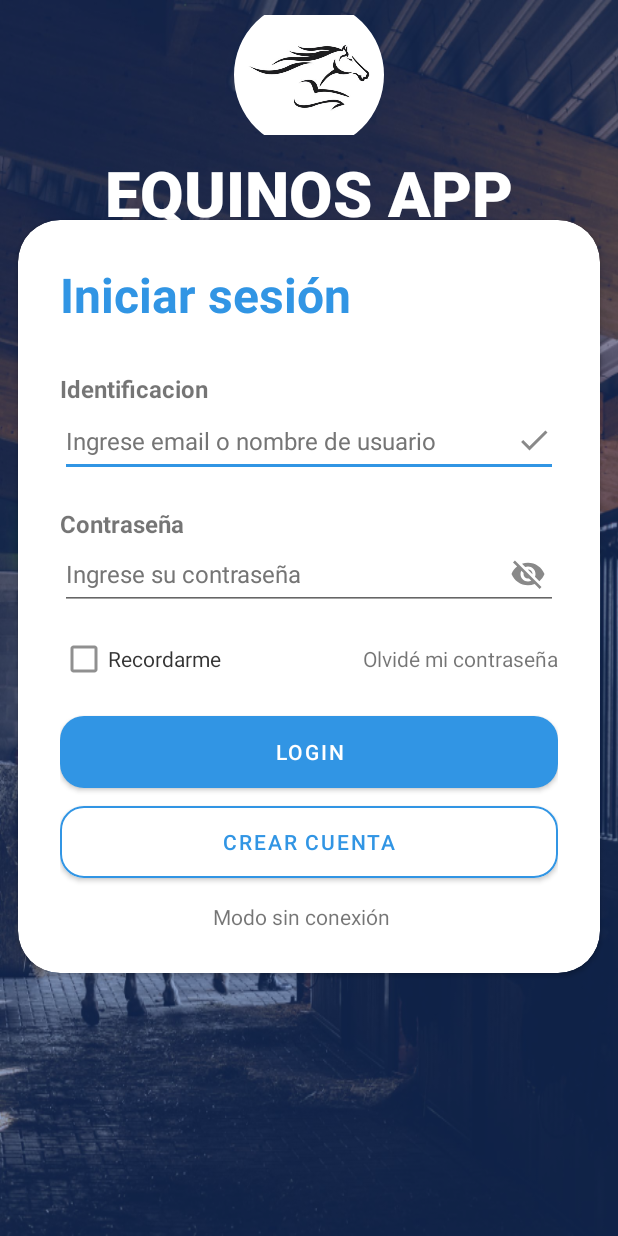
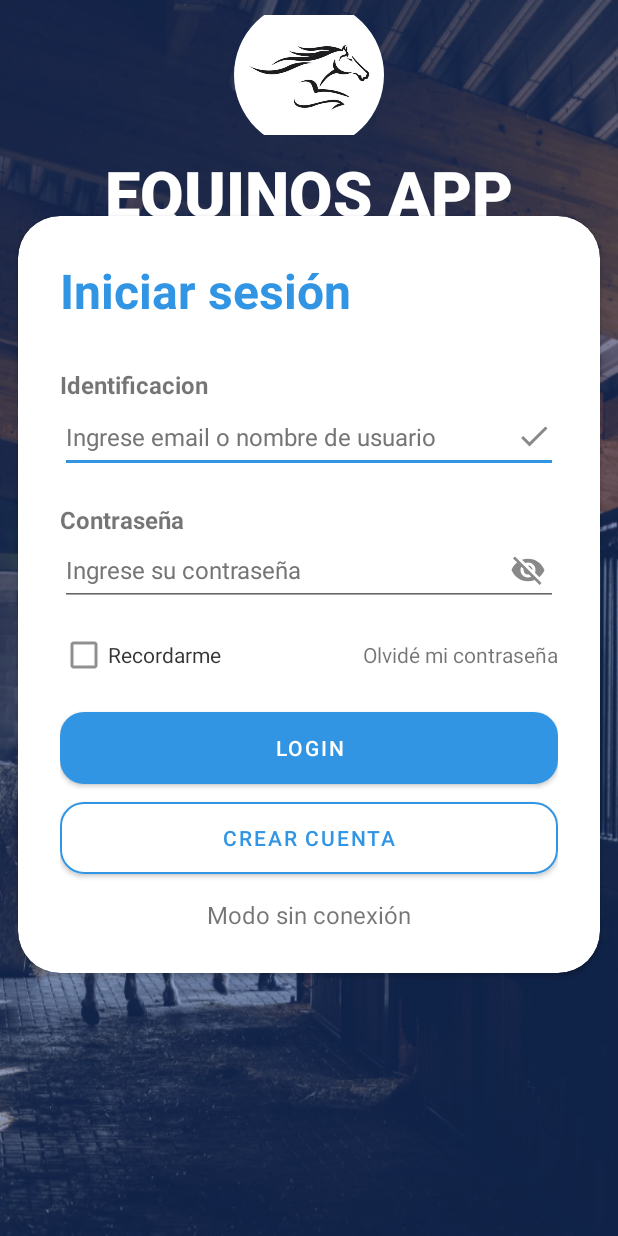
Before and after one commit to Nesunder/equinos-app, an Android app: the screen it shows after launch (LoginActivity), on a phone screen of 412 x 824 dp. Run offline under Robolectric (Android 15) with nearby library versions, the phone set to English and light mode, and no system bars.

Commit message:
Centrado del texto del modo offline.

```diff
--- a/app/src/main/res/layout/activity_login.xml
+++ b/app/src/main/res/layout/activity_login.xml
@@ -98,8 +98,8 @@
                     android:id="@+id/passwordEditText"
                     android:layout_width="match_parent"
                     android:layout_height="48dp"
+                    android:layout_centerVertical="true"
                     android:layout_marginTop="17dp"
-                    android:layout_centerVertical="true"
                     android:hint="@string/ingrese_su_contrasenia"
                     android:importantForAutofill="no"
                     android:inputType="textPassword"
@@ -107,6 +107,7 @@
                     android:textColorHint="@color/greyText"
                     android:textSize="16sp"
                     tools:ignore="RtlSymmetry" />
+
                 <ImageView
                     android:id="@+id/passwordToggle"
                     android:layout_width="wrap_content"
@@ -163,12 +164,20 @@
                 app:strokeColor="@color/colorPrimary"
                 app:strokeWidth="1dp" />
 
-            <TextView
-                android:id="@+id/tvNoConecction"
-                android:layout_width="wrap_content"
-                android:layout_height="wrap_content"
-                android:layout_marginStart="102dp"
-                android:text="@string/modo_sin_conexi_n" />
+            <RelativeLayout
+                android:layout_width="match_parent"
+                android:layout_height="match_parent">
+
+                <TextView
+                    android:id="@+id/tvNoConecction"
+                    android:layout_width="wrap_content"
+                    android:layout_height="wrap_content"
+                    android:layout_centerInParent="true"
+                    android:textSize="16dp"
+                    android:gravity="center"
+                    android:text="@string/modo_sin_conexi_n" />
+            </RelativeLayout>
+
 
         </LinearLayout>
 
```
